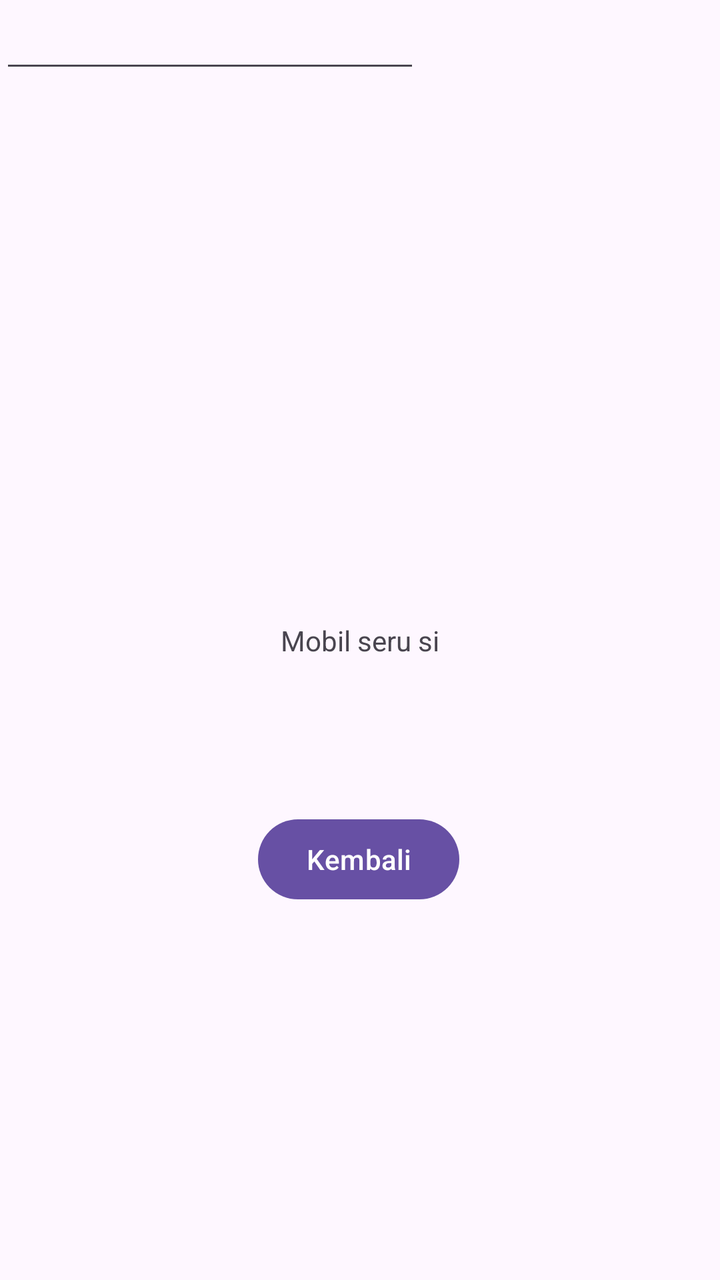
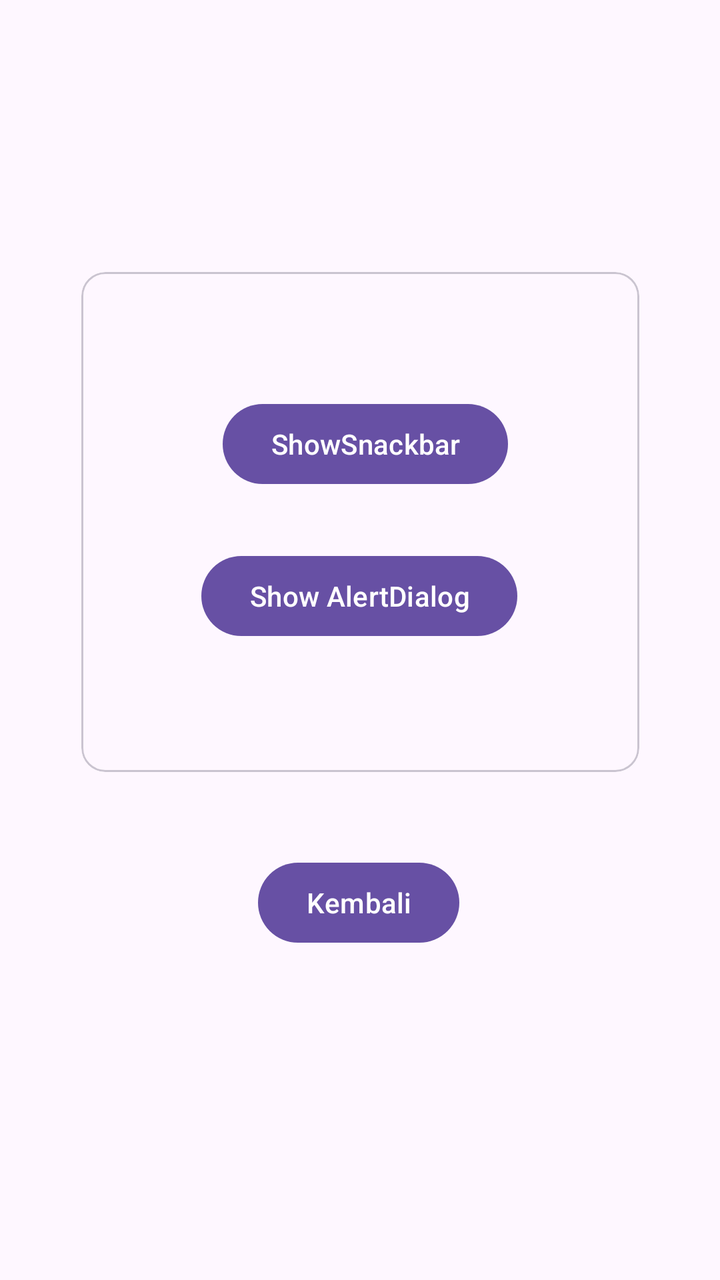

Before-and-after screenshots of an Android layout around one commit, followed by the original layout XML and the change that was made.
<!-- AndroidManifest.xml: application theme Theme.PaniApps -->
<!-- res/layout/activity_fourth.xml -->
<?xml version="1.0" encoding="utf-8"?>
<androidx.constraintlayout.widget.ConstraintLayout xmlns:android="http://schemas.android.com/apk/res/android"
    xmlns:app="http://schemas.android.com/apk/res-auto"
    xmlns:tools="http://schemas.android.com/tools"
    android:id="@+id/main"
    android:layout_width="match_parent"
    android:layout_height="match_parent"
    tools:context=".MainActivity">

    <TextView
        android:id="@+id/textView"
        android:layout_width="wrap_content"
        android:layout_height="wrap_content"
        android:text="Mobil seru si"
        app:layout_constraintBottom_toBottomOf="parent"
        app:layout_constraintEnd_toEndOf="parent"
        app:layout_constraintStart_toStartOf="parent"
        app:layout_constraintTop_toTopOf="parent" />

    <Button
        android:id="@+id/btnKembali"
        android:layout_width="wrap_content"
        android:layout_height="wrap_content"
        android:layout_marginTop="76dp"
        android:text="Kembali"
        app:layout_constraintEnd_toEndOf="parent"
        app:layout_constraintHorizontal_bias="0.498"
        app:layout_constraintStart_toStartOf="parent"
        app:layout_constraintTop_toBottomOf="@+id/textView" />

    <EditText
        android:id="@+id/editTextPhone"
        android:layout_width="wrap_content"
        android:layout_height="wrap_content"
        android:ems="10"
        android:inputType="phone"
        tools:layout_editor_absoluteX="100dp"
        tools:layout_editor_absoluteY="246dp" />

</androidx.constraintlayout.widget.ConstraintLayout>
<!-- resources referenced by this layout -->
<resources>
  <style name="Theme.PaniApps" parent="Base.Theme.PaniApps" />
  <style name="Base.Theme.PaniApps" parent="Theme.Material3.DayNight.NoActionBar">
          
          
      </style>
</resources>

<!-- the commit's change to res/layout/activity_fourth.xml (unified diff, before → after) -->
@@ -11,30 +11,62 @@
         android:id="@+id/textView"
         android:layout_width="wrap_content"
         android:layout_height="wrap_content"
-        android:text="Mobil seru si"
+        android:text="PERTEMUAN 4"
         app:layout_constraintBottom_toBottomOf="parent"
         app:layout_constraintEnd_toEndOf="parent"
+        app:layout_constraintHorizontal_bias="0.468"
         app:layout_constraintStart_toStartOf="parent"
-        app:layout_constraintTop_toTopOf="parent" />
+        app:layout_constraintTop_toTopOf="parent"
+        app:layout_constraintVertical_bias="0.574" />
 
     <Button
         android:id="@+id/btnKembali"
         android:layout_width="wrap_content"
         android:layout_height="wrap_content"
-        android:layout_marginTop="76dp"
+        android:layout_marginTop="52dp"
         android:text="Kembali"
         app:layout_constraintEnd_toEndOf="parent"
         app:layout_constraintHorizontal_bias="0.498"
         app:layout_constraintStart_toStartOf="parent"
         app:layout_constraintTop_toBottomOf="@+id/textView" />
 
-    <EditText
-        android:id="@+id/editTextPhone"
-        android:layout_width="wrap_content"
-        android:layout_height="wrap_content"
-        android:ems="10"
-        android:inputType="phone"
-        tools:layout_editor_absoluteX="100dp"
-        tools:layout_editor_absoluteY="246dp" />
+    <com.google.android.material.card.MaterialCardView
+        android:layout_width="279dp"
+        android:layout_height="250dp"
+        android:layout_marginTop="136dp"
+        app:layout_constraintEnd_toEndOf="parent"
+        app:layout_constraintStart_toStartOf="parent"
+        app:layout_constraintTop_toTopOf="parent">
+
+        <androidx.constraintlayout.widget.ConstraintLayout
+            android:layout_width="219dp"
+            android:layout_height="189dp"
+            android:layout_margin="30dp">
+
+            <Button
+                android:id="@+id/btnShowSnackbar"
+                android:layout_width="wrap_content"
+                android:layout_height="wrap_content"
+                android:layout_marginTop="32dp"
+                android:text="ShowSnackbar"
+                app:layout_constraintEnd_toEndOf="parent"
+                app:layout_constraintHorizontal_bias="0.533"
+                app:layout_constraintStart_toStartOf="parent"
+                app:layout_constraintTop_toTopOf="parent" />
+
+            <Button
+                android:id="@+id/btnShowAlertDialog"
+                android:layout_width="wrap_content"
+                android:layout_height="wrap_content"
+                android:layout_marginTop="28dp"
+                android:text="Show AlertDialog"
+                app:layout_constraintEnd_toEndOf="parent"
+                app:layout_constraintHorizontal_bias="0.491"
+                app:layout_constraintStart_toStartOf="parent"
+                app:layout_constraintTop_toBottomOf="@+id/btnShowSnackbar" />
+        </androidx.constraintlayout.widget.ConstraintLayout>
+
+    </com.google.android.material.card.MaterialCardView>
+
 
 </androidx.constraintlayout.widget.ConstraintLayout>
